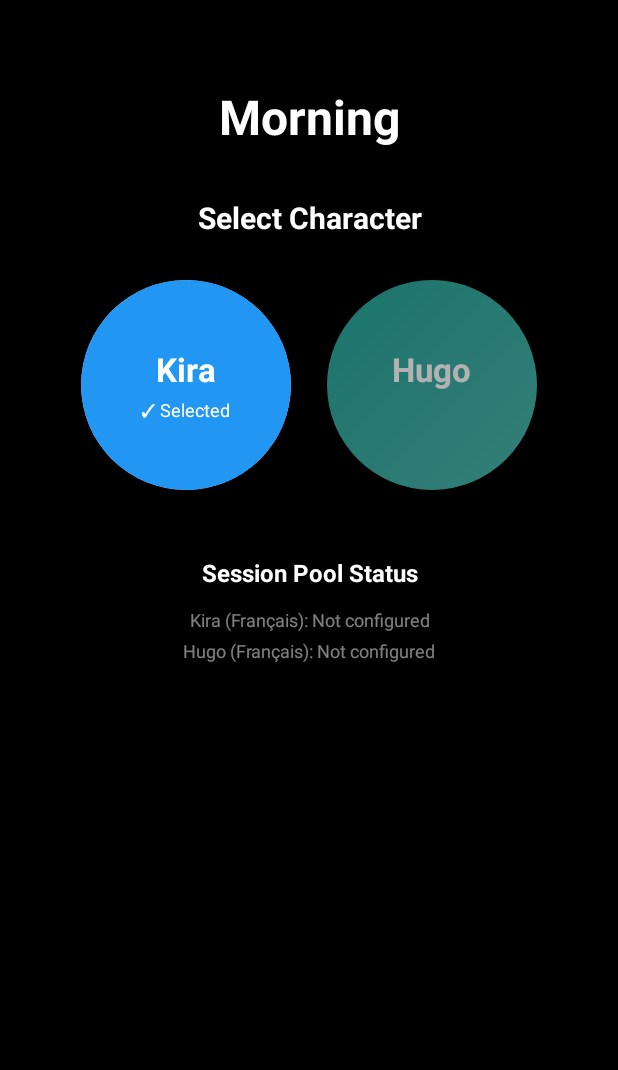
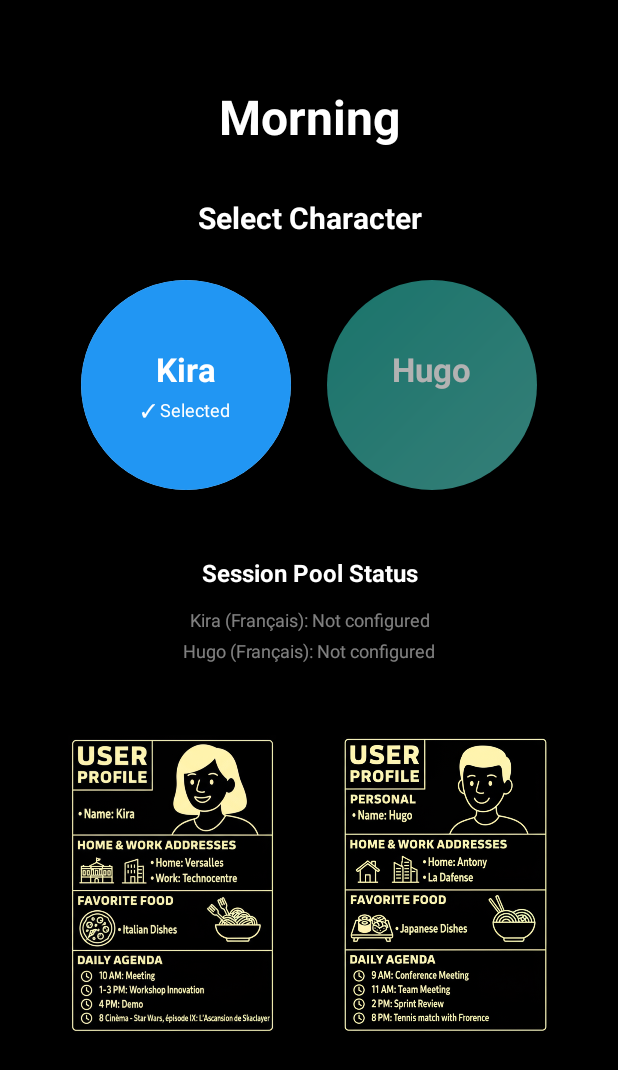
Before and after one commit to Lounes78/Android_sesame_ai, an Android app: the ContactSelectionActivity screen opened directly, with no data from a screen before it, on a phone screen of 412 x 824 dp. Shown: the top 1070 px of the screen. Run offline under Robolectric (Android 15) with nearby library versions, the phone set to English and light mode, and no system bars.

Commit message:
adding pics

```diff
--- a/app/src/main/res/layout/activity_contact_selection.xml
+++ b/app/src/main/res/layout/activity_contact_selection.xml
@@ -126,7 +126,6 @@
 
         </LinearLayout>
 
-
         <!-- Session Pool Status Section -->
         <TextView
             android:layout_width="match_parent"
@@ -158,7 +157,40 @@
             android:textColor="@android:color/white"
             android:alpha="0.7"
             android:gravity="center"
-            android:layout_marginBottom="32dp" />
+            android:layout_marginBottom="16dp" />
+
+        <!-- Character Profile Images Section -->
+        <LinearLayout
+            android:layout_width="match_parent"
+            android:layout_height="wrap_content"
+            android:orientation="horizontal"
+            android:gravity="center"
+            android:layout_marginTop="16dp"
+            android:layout_marginBottom="32dp">
+
+            <!-- Kira Profile Image -->
+            <ImageView
+                android:id="@+id/kiraProfileImage"
+                android:layout_width="150dp"
+                android:layout_height="200dp"
+                android:layout_margin="16dp"
+                android:adjustViewBounds="true"
+                android:scaleType="centerInside"
+                android:contentDescription="Kira Profile"
+                android:src="@drawable/kira_profile" />
+
+            <!-- Hugo Profile Image -->
+            <ImageView
+                android:id="@+id/hugoProfileImage"
+                android:layout_width="150dp"
+                android:layout_height="200dp"
+                android:layout_margin="16dp"
+                android:adjustViewBounds="true"
+                android:scaleType="centerInside"
+                android:contentDescription="Hugo Profile"
+                android:src="@drawable/hugo_profile" />
+
+        </LinearLayout>
 
 
     </LinearLayout>
```
Also changed, not shown: app/src/main/assets/hugo_profile.png (added), app/src/main/assets/kira_profile.png (added), app/src/main/res/drawable/hugo_profile.png (added), app/src/main/res/drawable/kira_profile.png (added), 37 other files.
